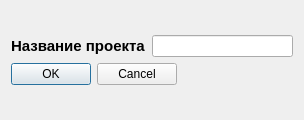
VampireVol/NetworkDiagramEditor, file projectname.ui: the form before one commit.
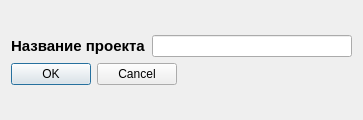
The form after the commit. Icons and pictures are not drawn.

Patch:
```diff
--- a/projectname.ui
+++ b/projectname.ui
@@ -6,7 +6,7 @@
    <rect>
     <x>0</x>
     <y>0</y>
-    <width>304</width>
+    <width>363</width>
     <height>120</height>
    </rect>
   </property>
```
Left out of the diff: 2 changed lines with no effect on the pictures.
